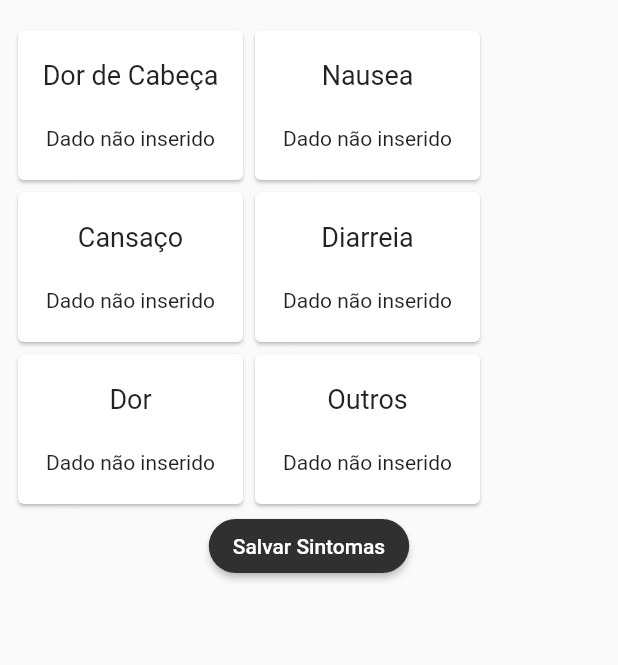
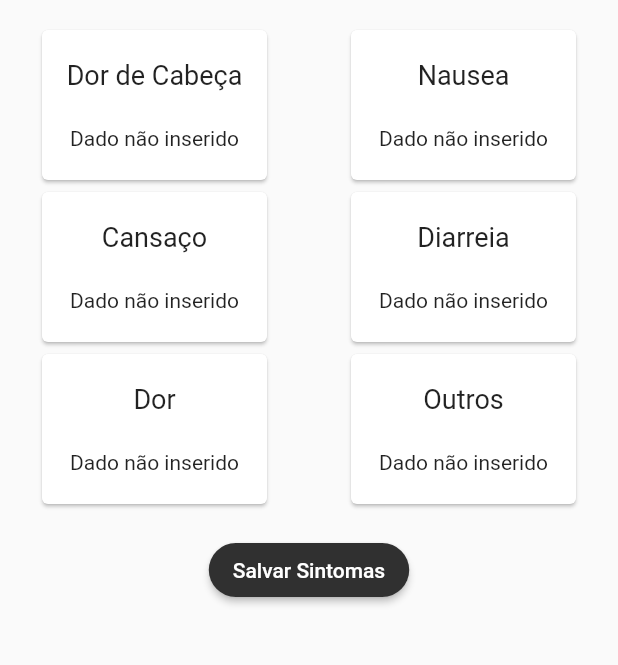
Before and after one commit to themaripool/ProjetoFinal-MarielaAndrade, a Flutter app: the PatientSymptoms screen opened directly, on a phone screen of 412 x 824 dp, the part 81-746 px from its top. Run offline on Flutter 3.47's test engine with Material 2 defaults, Android fonts, the phone set to English and light mode, and no system bars; our stand-ins replace flutter_form_builder, syncfusion_flutter_charts; missing offline and left inert: dart:ffi.

Commit message:
[FIX] Symptoms spacing

```diff
--- a/lib/Screens/InpatientPage/Symptoms/InpatientSymptoms.dart
+++ b/lib/Screens/InpatientPage/Symptoms/InpatientSymptoms.dart
@@ -51,7 +51,9 @@ class _PatientSymptomsState extends State<PatientSymptoms> {
               ),
               Row(
                 children: [
-                  Column(
+                  Padding(
+                    padding: const EdgeInsets.only(left: 16),
+                    child: Column(
                         crossAxisAlignment: CrossAxisAlignment.start,
                         children: [
                           /* Dor de Cabeça */
@@ -181,13 +183,17 @@ class _PatientSymptomsState extends State<PatientSymptoms> {
                             ),
                           ),
                         ]),
+                  ),
 
 
+                  Spacer(),
 
                   /* SEGUNDA COLUNA COM OS CARDS */
 
 
-                  Column(
+                  Padding(
+                    padding: const EdgeInsets.only(right: 16),
+                    child: Column(
                         crossAxisAlignment: CrossAxisAlignment.start,
                         children: [
                           // // /* Nausea */
@@ -314,9 +320,12 @@ class _PatientSymptomsState extends State<PatientSymptoms> {
                             ),
                           ),
                         ]),
+                  ),
                 ],
               ),
-              ElevatedButton(
+              Padding(
+                padding: const EdgeInsets.only(top: 16),
+                child: ElevatedButton(
                   onPressed: () =>
                       {print("Tocou no salvar sintomas"), _showToast(context)},
                   child: Text("Salvar Sintomas"),
@@ -327,6 +336,7 @@ class _PatientSymptomsState extends State<PatientSymptoms> {
                           RoundedRectangleBorder(
                         borderRadius: BorderRadius.circular(40.0),
                       ))),
+                ),
               )
             ],
           ),
```
Lines whose indentation alone changed are shown as unchanged.
